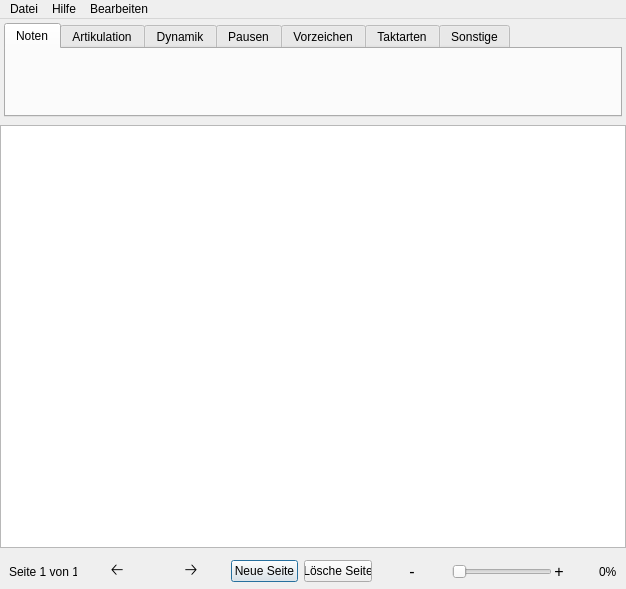
First picture: the form in src/pyqt5_designer_uis/mainwindow.ui, repository NO411/notensatz, before the edit.
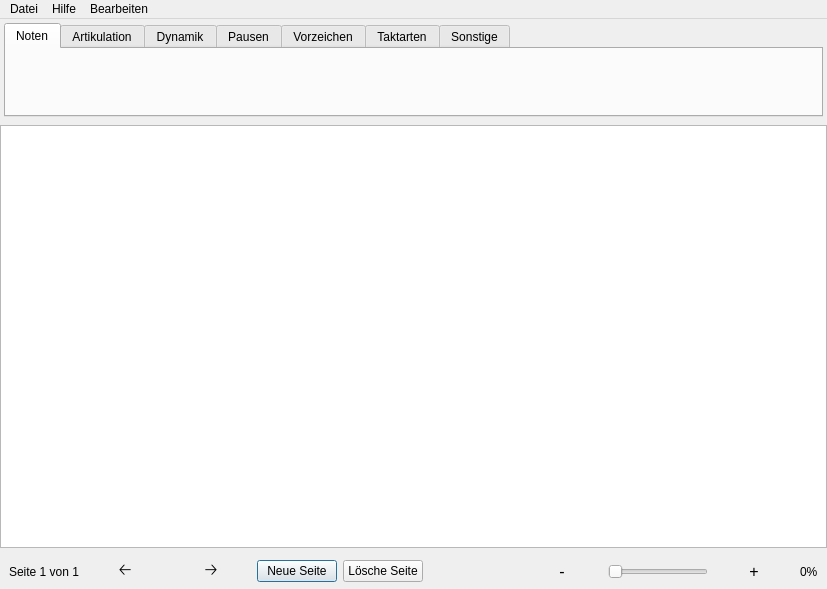
Second picture: the form after the edit. Icons and pictures are not drawn.

Diff of the .ui file:
```diff
--- a/src/pyqt5_designer_uis/mainwindow.ui
+++ b/src/pyqt5_designer_uis/mainwindow.ui
@@ -6,7 +6,7 @@
    <rect>
     <x>0</x>
     <y>0</y>
-    <width>626</width>
+    <width>827</width>
     <height>589</height>
    </rect>
   </property>
@@ -375,7 +375,7 @@
     <rect>
      <x>0</x>
      <y>0</y>
-     <width>626</width>
+     <width>827</width>
      <height>21</height>
     </rect>
    </property>
```
Left out of the diff: 10 changed lines with no effect on the pictures.
